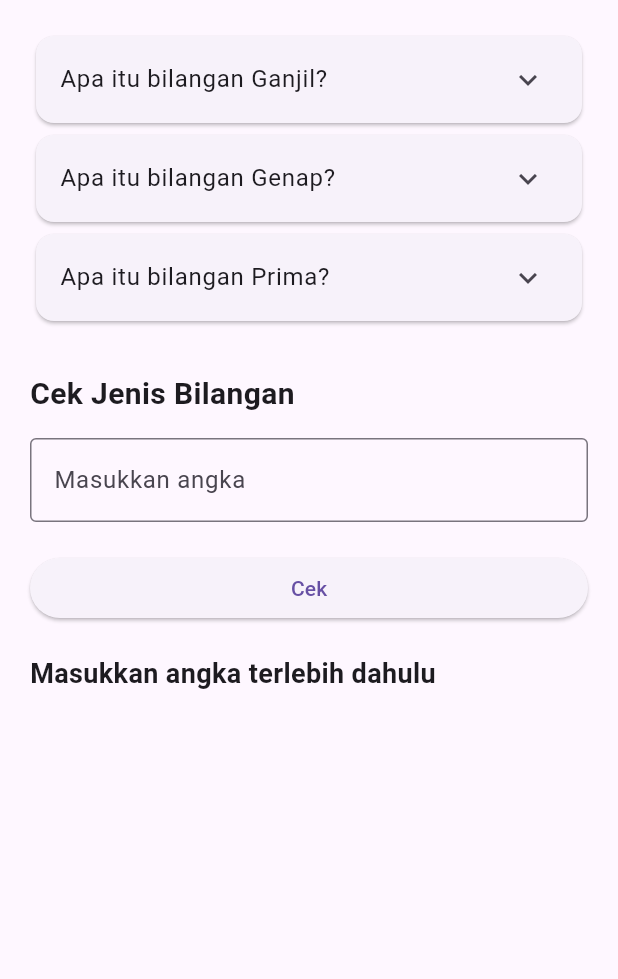
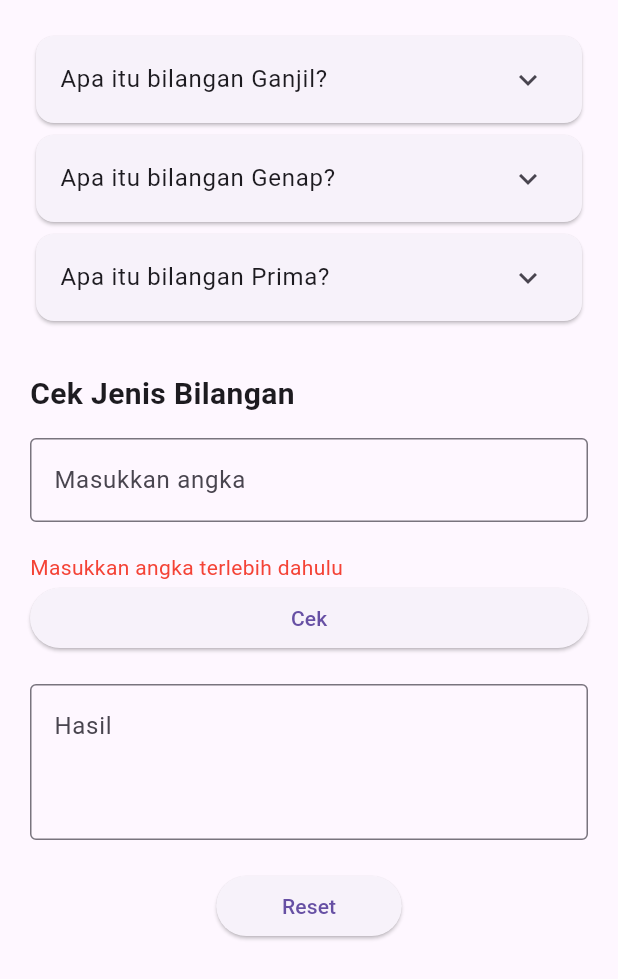
Before and after one commit to VincentiusAriell/TPM1, a Flutter app: the GanjilGenapPrimaPage widget shown alone on an empty page, opened directly, after a tap on "Cek", on a phone screen of 412 x 824 dp. Shown: the top 979 px of the screen. Run offline on Flutter 3.47's test engine with Material 3 defaults, Android fonts, the phone set to English and light mode, and no system bars.

Commit message:
Done cekganjilgenapprima

```diff
--- a/lib/screen/cek_ganjil_genap_prima.dart
+++ b/lib/screen/cek_ganjil_genap_prima.dart
@@ -9,7 +9,8 @@ class GanjilGenapPrimaPage extends StatefulWidget {
 
 class _GanjilGenapPrimaPageState extends State<GanjilGenapPrimaPage> {
   final TextEditingController angkaController = TextEditingController();
-  String hasil = "";
+  String _hasil = "";
+  String _warningMessage = "";
 
   bool isPrima(int n) {
     if (n < 2) return false;
@@ -19,15 +20,34 @@ class _GanjilGenapPrimaPageState extends State<GanjilGenapPrimaPage> {
     return true;
   }
 
+  void resetForm() {
+    setState(() {
+      angkaController.clear();
+      _hasil = "";
+      _warningMessage = "";
+    });
+  }
+
   void cekAngka() {
     if (angkaController.text.isEmpty) {
       setState(() {
-        hasil = "Masukkan angka terlebih dahulu";
+        _warningMessage = "Masukkan angka terlebih dahulu";
       });
       return;
     }
 
-    int angka = int.parse(angkaController.text);
+    int? angka = int.tryParse(angkaController.text);
+
+    if (angka == null) {
+      setState(() {
+        _warningMessage = "Input harus berupa angka!";
+      });
+      return;
+    } else {
+      setState(() {
+        _warningMessage = "";
+      });
+    }
 
     String jenis = (angka % 2 == 0) ? "Genap" : "Ganjil";
     String prima = isPrima(angka)
@@ -35,7 +55,7 @@ class _GanjilGenapPrimaPageState extends State<GanjilGenapPrimaPage> {
         : "dan bukan bilangan Prima";
 
     setState(() {
-      hasil = "Bilangan $jenis $prima";
+      _hasil = "Bilangan $angka merupakan bilangan $jenis $prima";
     });
   }
 
@@ -44,7 +64,6 @@ class _GanjilGenapPrimaPageState extends State<GanjilGenapPrimaPage> {
     return ListView(
       padding: const EdgeInsets.all(20),
       children: [
-
         Card(
           child: ExpansionTile(
             title: const Text("Apa itu bilangan Ganjil?"),
@@ -111,6 +130,9 @@ class _GanjilGenapPrimaPageState extends State<GanjilGenapPrimaPage> {
 
         const SizedBox(height: 20),
 
+        if (_warningMessage.isNotEmpty)
+          Text(_warningMessage, style: const TextStyle(color: Colors.red)),
+
         SizedBox(
           width: double.infinity,
           child: ElevatedButton(onPressed: cekAngka, child: const Text("Cek")),
@@ -118,9 +140,28 @@ class _GanjilGenapPrimaPageState extends State<GanjilGenapPrimaPage> {
 
         const SizedBox(height: 20),
 
-        Text(
-          hasil,
-          style: const TextStyle(fontSize: 18, fontWeight: FontWeight.bold),
+        TextField(
+          controller: TextEditingController(text: _hasil),
+          readOnly: true,
+          maxLines: 3,
+          decoration: const InputDecoration(
+            labelText: "Hasil",
+            alignLabelWithHint: true,
+            border: OutlineInputBorder(),
+          ),
+        ),
+
+        const SizedBox(height: 20),
+
+        Align(
+          alignment: Alignment.center,
+          child: SizedBox(
+            width: MediaQuery.of(context).size.width * 0.3,
+            child: ElevatedButton(
+              onPressed: resetForm,
+              child: const Text("Reset"),
+            ),
+          ),
         ),
       ],
     );
```
